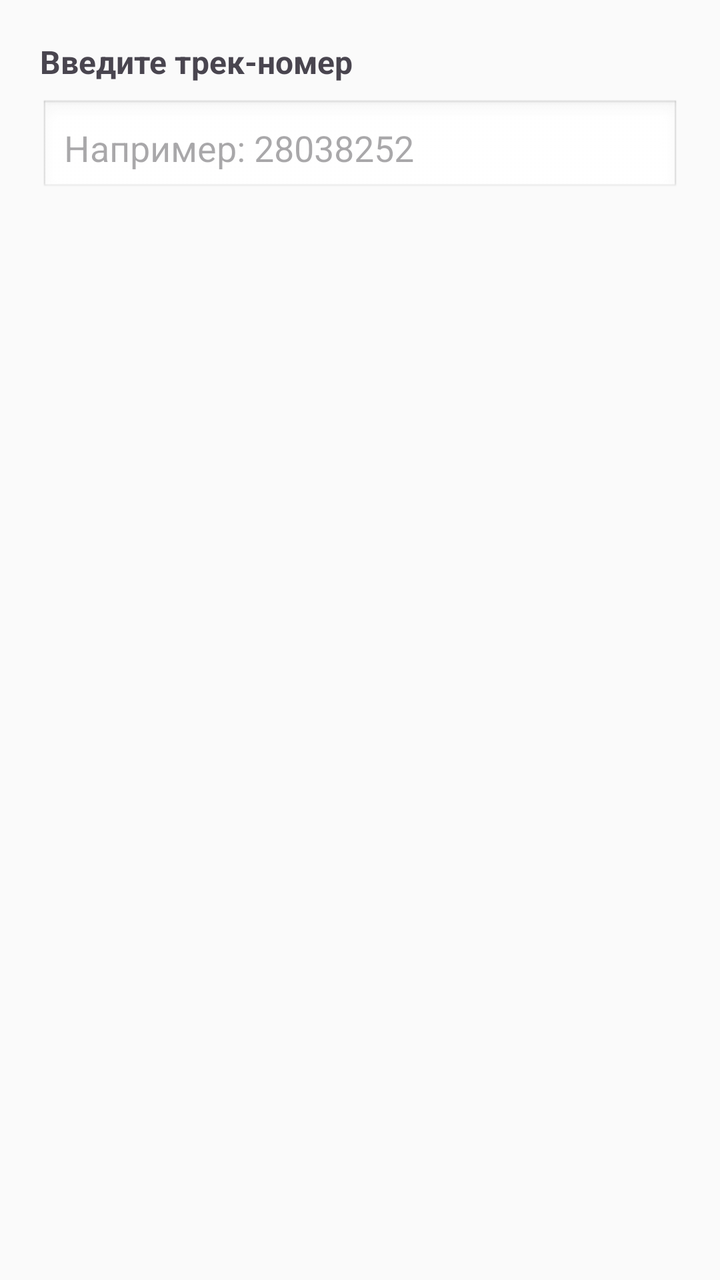
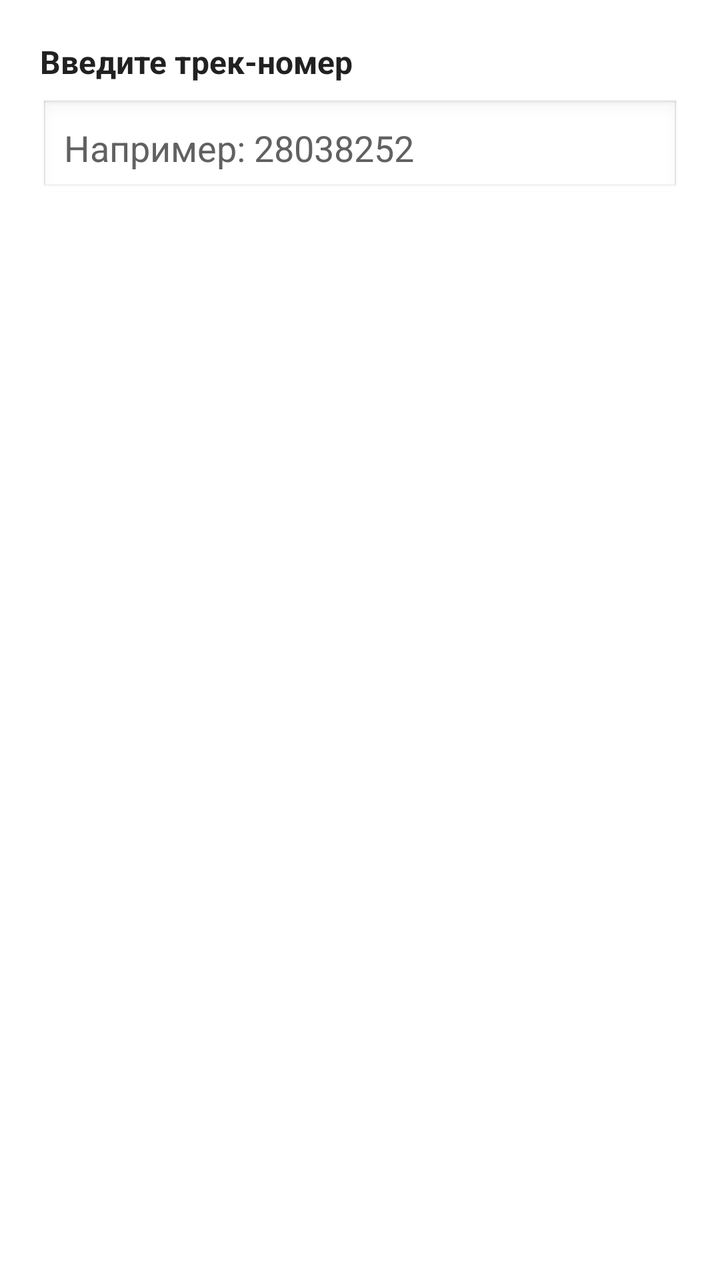

Before-and-after screenshots of an Android layout around one commit, followed by the original layout XML and the change that was made.
<!-- AndroidManifest.xml: application theme Theme.FastScan -->
<!-- res/layout/dialog_search_order.xml -->
<?xml version="1.0" encoding="utf-8"?>
<LinearLayout xmlns:android="http://schemas.android.com/apk/res/android"
    android:layout_width="match_parent"
    android:layout_height="wrap_content"
    android:orientation="vertical"
    android:padding="20dp">

    <TextView
        android:layout_width="wrap_content"
        android:layout_height="wrap_content"
        android:text="@string/input_track"
        android:textSize="16sp"
        android:textStyle="bold"
        android:layout_marginBottom="8dp"/>

    <EditText
        android:id="@+id/etSearchTrack"
        android:layout_width="match_parent"
        android:layout_height="wrap_content"
        android:hint="@string/for_example"
        android:background="@android:drawable/edit_text"
        android:padding="12dp"
        android:inputType="textCapCharacters" />

</LinearLayout>
<!-- resources referenced by this layout -->
<resources>
  <string name="for_example">Например: 28038252</string>
  <string name="input_track">Введите трек-номер</string>
  <style name="Theme.FastScan" parent="Theme.Material3.DayNight.NoActionBar">
  
          
          <item name="colorPrimary">@color/app_primary</item>
          <item name="colorPrimaryVariant">@color/app_primary_dark</item>
          <item name="colorOnPrimary">@color/app_on_primary</item>
  
          <item name="colorSecondary">@color/app_primary</item>
          <item name="colorOnSecondary">@color/app_on_primary</item>
          <item name="colorSurface">@color/app_surface</item>
          <item name="colorOnSurface">@color/app_text_primary</item>
          <item name="colorOnSurfaceVariant">@color/app_text_secondary</item>
          <item name="colorOutline">@color/card_stroke</item>
          <item name="android:colorBackground">@color/app_background</item>
          <item name="android:windowBackground">@color/app_background</item>
          <item name="android:navigationBarColor">@color/app_surface</item>
  
          
          <item name="android:statusBarColor">@color/app_primary_dark</item>
          <item name="android:windowLightStatusBar">false</item>
  
      </style>
  <color name="app_primary">#2E7D32</color>
  <color name="app_primary_dark">#1B5E20</color>
  <color name="app_on_primary">#FFFFFF</color>
  <color name="app_surface">#FFFFFF</color>
  <color name="app_text_primary">#212121</color>
  <color name="app_text_secondary">#616161</color>
  <color name="card_stroke">#D7DDD8</color>
  <color name="app_background">#FAFAFA</color>
</resources>

<!-- the commit's change to res/layout/dialog_search_order.xml (unified diff, before → after) -->
@@ -2,6 +2,7 @@
 <LinearLayout xmlns:android="http://schemas.android.com/apk/res/android"
     android:layout_width="match_parent"
     android:layout_height="wrap_content"
+    android:background="@color/app_surface"
     android:orientation="vertical"
     android:padding="20dp">
 
@@ -9,6 +10,7 @@
         android:layout_width="wrap_content"
         android:layout_height="wrap_content"
         android:text="@string/input_track"
+        android:textColor="@color/app_text_primary"
         android:textSize="16sp"
         android:textStyle="bold"
         android:layout_marginBottom="8dp"/>
@@ -20,6 +22,8 @@
         android:hint="@string/for_example"
         android:background="@android:drawable/edit_text"
         android:padding="12dp"
-        android:inputType="textCapCharacters" />
+        android:inputType="textCapCharacters"
+        android:textColor="@color/app_text_primary"
+        android:textColorHint="@color/app_text_secondary" />
 
 </LinearLayout>
